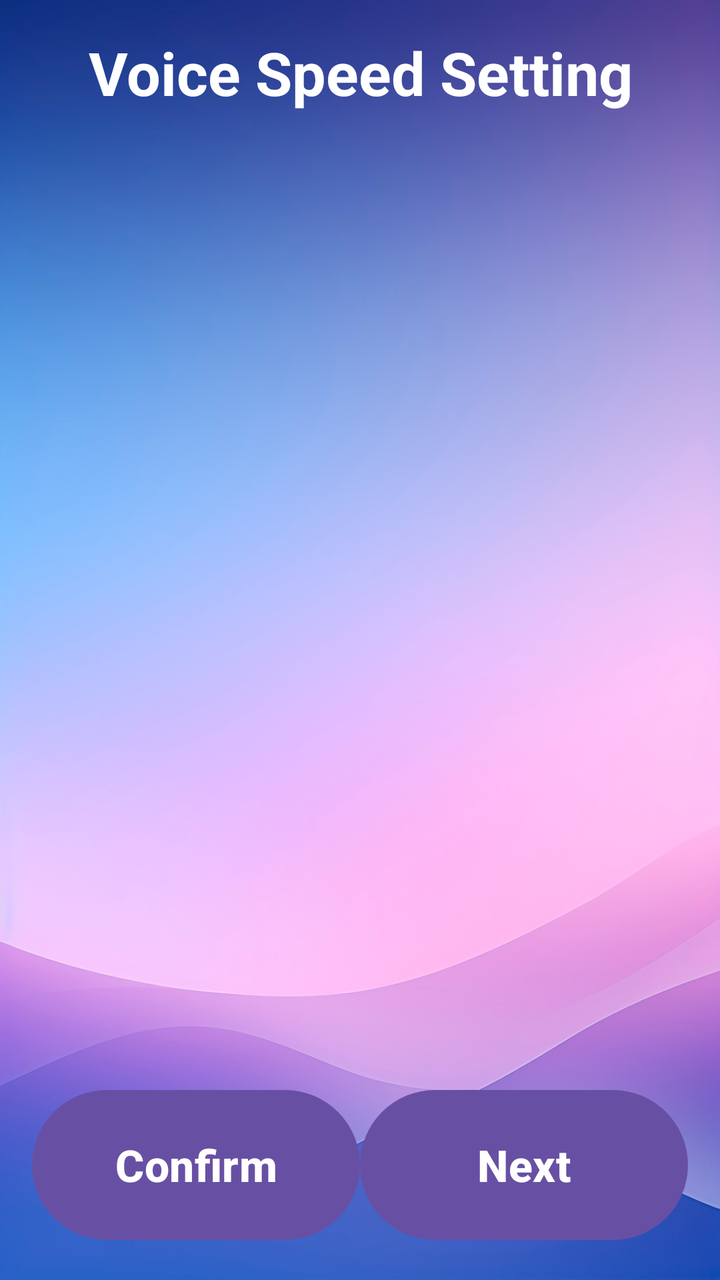
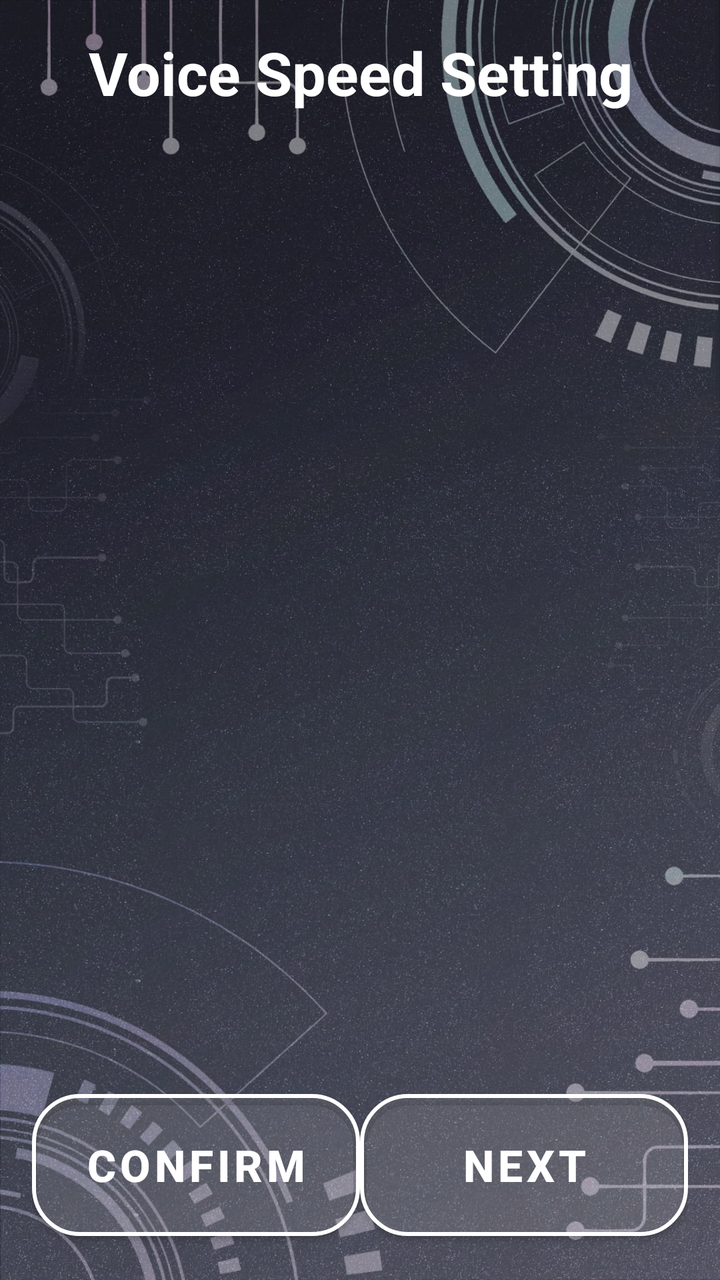

An Android layout rendered at two revisions. The XML below is the earlier revision; the diff shows what the commit changed to produce the second picture.
<!-- AndroidManifest.xml: application theme Theme.VISTA -->
<!-- res/layout/activity_voice_speed_setting.xml -->
<?xml version="1.0" encoding="utf-8"?>
<LinearLayout
    xmlns:android="http://schemas.android.com/apk/res/android"
    xmlns:app="http://schemas.android.com/apk/res-auto"
    xmlns:tools="http://schemas.android.com/tools"
    android:id="@+id/main"
    android:orientation="vertical"
    android:layout_width="match_parent"
    android:layout_height="match_parent"
    android:padding="16sp"
    android:background="@drawable/background">
    <TextView
    android:layout_width="match_parent"
    android:layout_height="wrap_content"
    android:text="@string/VoiceSettingPage_VoiceSpeedSetting"
    android:textSize="30sp"
    android:textStyle="bold"
    android:gravity="center"
    android:textColor="@color/white"/>

    <ListView
        android:id="@+id/lvLanguageSpeedSetting"
        android:layout_width="match_parent"
        android:layout_height="0dp"
        android:layout_weight="1"/>


    
    <LinearLayout
        android:orientation="horizontal"
        android:layout_width="match_parent"
        android:layout_height="wrap_content"
        android:gravity="bottom"
        android:layout_marginTop="16dp"
        android:weightSum="2">

        
        <Button
            android:id="@+id/btnLanguageSpeedConfirm"
            android:layout_width="0dp"
            android:layout_height="83dp"
            android:layout_weight="1"
            android:text="@string/btn_Confirm"
            android:textSize="22sp"
            android:textStyle="bold" />

        
        <Button
            android:id="@+id/btnLanguageSpeedNext"
            android:layout_width="0dp"
            android:layout_height="83dp"
            android:layout_weight="1"
            android:text="@string/btn_next"
            android:textSize="22sp"
            android:textStyle="bold" />
    </LinearLayout>
</LinearLayout>
<!-- resources referenced by this layout -->
<resources>
  <color name="white">#FFFFFFFF</color>
  <!-- drawable background: jpg bitmap (drawable, 544840 bytes) -->
  <string name="VoiceSettingPage_VoiceSpeedSetting">Voice Speed Setting</string>
  <string name="btn_Confirm">Confirm</string>
  <string name="btn_next">Next</string>
  <style name="Theme.VISTA" parent="Base.Theme.VISTA" />
  <style name="Base.Theme.VISTA" parent="Theme.Material3.DayNight.NoActionBar">
          
          
      </style>
</resources>

<!-- the commit's change to res/layout/activity_voice_speed_setting.xml (unified diff, before → after) -->
@@ -9,21 +9,21 @@
     android:layout_height="match_parent"
     android:padding="16sp"
     android:background="@drawable/background">
+
     <TextView
-    android:layout_width="match_parent"
-    android:layout_height="wrap_content"
-    android:text="@string/VoiceSettingPage_VoiceSpeedSetting"
-    android:textSize="30sp"
-    android:textStyle="bold"
-    android:gravity="center"
-    android:textColor="@color/white"/>
+        android:layout_width="match_parent"
+        android:layout_height="wrap_content"
+        android:text="@string/VoiceSettingPage_VoiceSpeedSetting"
+        android:textSize="30sp"
+        android:textStyle="bold"
+        android:gravity="center"
+        android:textColor="@color/white"/>
 
     <ListView
         android:id="@+id/lvLanguageSpeedSetting"
         android:layout_width="match_parent"
         android:layout_height="0dp"
         android:layout_weight="1"/>
-
 
     
     <LinearLayout
@@ -35,8 +35,9 @@
         android:weightSum="2">
 
         
-        <Button
+        <com.google.android.material.button.MaterialButton
             android:id="@+id/btnLanguageSpeedConfirm"
+            style="@style/SemiTransparentRoundedButton"
             android:layout_width="0dp"
             android:layout_height="83dp"
             android:layout_weight="1"
@@ -45,8 +46,9 @@
             android:textStyle="bold" />
 
         
-        <Button
+        <com.google.android.material.button.MaterialButton
             android:id="@+id/btnLanguageSpeedNext"
+            style="@style/SemiTransparentRoundedButton"
             android:layout_width="0dp"
             android:layout_height="83dp"
             android:layout_weight="1"
<!-- resource entries referenced after the edit -->
@@ -1,14 +1,55 @@
 <!-- resources referenced by this layout -->
 <resources>
-  <color name="white">#FFFFFFFF</color>
-  <!-- drawable background: jpg bitmap (drawable, 544840 bytes) -->
+  <color name="white">#FFFFFF</color>
+  <!-- drawable background: jpeg bitmap (drawable, 288114 bytes) -->
   <string name="VoiceSettingPage_VoiceSpeedSetting">Voice Speed Setting</string>
   <string name="btn_Confirm">Confirm</string>
   <string name="btn_next">Next</string>
-  <style name="Theme.VISTA" parent="Base.Theme.VISTA" />
-  <style name="Base.Theme.VISTA" parent="Theme.Material3.DayNight.NoActionBar">
+  <style name="SemiTransparentRoundedButton" parent="Widget.MaterialComponents.Button">
+          <item name="android:textColor">#FFFFFF</item>
+          <item name="background">@drawable/button_selector</item> 
+          <item name="cornerRadius">24dp</item>
+          <item name="strokeColor">#FFFFFF</item>
+          <item name="strokeWidth">2dp</item>
+          <item name="backgroundTint">#20FFFFFF</item> 
+      </style>
+  <style name="Theme.VISTA" parent="Theme.MaterialComponents.Light.NoActionBar">
           
+          <item name="colorPrimary">@color/semi_transparent_white</item>
+          <item name="colorPrimaryVariant">@color/semi_transparent_white</item>
+          <item name="colorOnPrimary">@color/white</item>
           
       </style>
+  <!-- drawable button_selector (drawable) -->
+  <?xml version="1.0" encoding="utf-8"?>
+  <selector xmlns:android="http://schemas.android.com/apk/res/android">
+      
+      <item android:state_pressed="true">
+          <shape android:shape="rectangle">
+              <solid android:color="#20FFFFFF" /> 
+              <stroke android:width="2dp" android:color="#FFFFFF" />
+              <corners android:radius="24dp" />
+          </shape>
+      </item>
+  
+      
+      <item android:state_selected="true">
+          <shape android:shape="rectangle">
+              <solid android:color="#FFFF00" /> 
+              <stroke android:width="2dp" android:color="#FFFFFF" />
+              <corners android:radius="24dp" />
+          </shape>
+      </item>
+  
+      
+      <item>
+          <shape android:shape="rectangle">
+              <solid android:color="#20FFFFFF" /> 
+              <stroke android:width="2dp" android:color="#FFFFFF" />
+              <corners android:radius="24dp" />
+          </shape>
+      </item>
+  </selector>
+  <color name="semi_transparent_white">#80FFFFFF</color>
 </resources>
 
